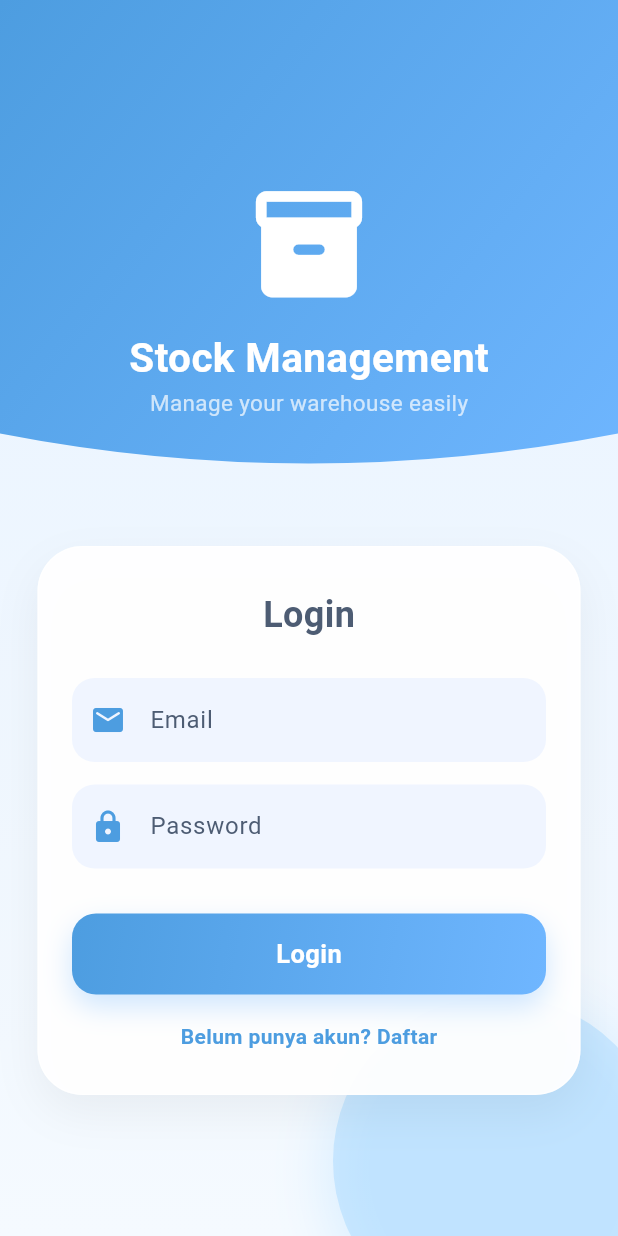
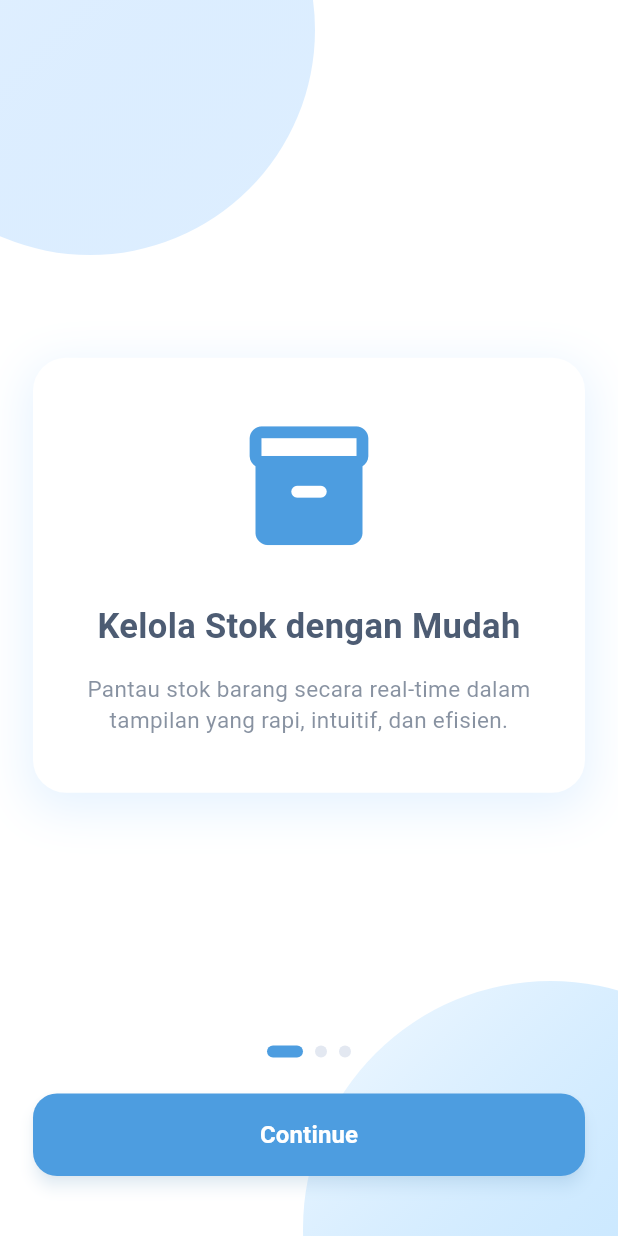
Before and after one commit to FalahRafif/Semester5_StockLab, a Flutter app: the screen it shows after launch, on a phone screen of 412 x 824 dp. Run offline on Flutter 3.47's test engine with Material 3 defaults, Android fonts, the phone set to English and light mode, and no system bars; our stand-ins replace dio, fl_chart, flutter_dotenv, shared_preferences.

Commit message:
add splash and oboarding screen

```diff
--- a/lib/main.dart
+++ b/lib/main.dart
@@ -2,6 +2,7 @@
 import 'presentation/shared/wrappers/mobile_wrapper.dart';
 import 'presentation/screens/auth/login.dart';
 import 'package:flutter_dotenv/flutter_dotenv.dart';
+import 'presentation/screens/splash/splash_screen.dart';
 
 Future<void> main() async {
   WidgetsFlutterBinding.ensureInitialized();
@@ -25,7 +26,9 @@
         useMaterial3: true,
         fontFamily: "Roboto",
       ),
-      home: const MobileWrapper(child: LoginScreen()),
+      // home: const MobileWrapper(child: LoginScreen()),
+      home: const MobileWrapper(child: SplashScreen()),
+
     );
   }
 }
--- /dev/null
+++ b/lib/presentation/screens/onboarding/onboarding_screen.dart
@@ -0,0 +1,310 @@
+import 'package:flutter/material.dart';
+import '../../shared/core/color_manager.dart';
+import '../../screens/auth/login.dart';
+import '../../screens/auth/register.dart';
+import '../../shared/wrappers/mobile_wrapper.dart';
+
+class OnboardingScreen extends StatefulWidget {
+  const OnboardingScreen({super.key});
+
+  @override
+  State<OnboardingScreen> createState() => _OnboardingScreenState();
+}
+
+class _OnboardingScreenState extends State<OnboardingScreen> {
+  final PageController _controller = PageController();
+  int index = 0;
+
+  final List<_Page> pages = [
+    _Page(
+      icon: Icons.inventory_2_rounded,
+      title: "Kelola Stok dengan Mudah",
+      desc: "Pantau stok barang secara real-time dalam tampilan yang rapi, intuitif, dan efisien.",
+    ),
+    _Page(
+      icon: Icons.analytics_rounded,
+      title: "Analitik Cerdas",
+      desc: "Dapatkan insight penting dari grafik, tren, dan laporan otomatis.",
+    ),
+    _Page(
+      icon: Icons.lock_person_rounded,
+      title: "Aman & Terproteksi",
+      desc: "Sistem keamanan yang menjaga kerahasiaan dan integritas data Anda.",
+    ),
+  ];
+
+  @override
+  Widget build(BuildContext context) {
+    return Scaffold(
+      backgroundColor: ColorManager.cardBackground,
+      body: Stack(
+        children: [
+          // ─────────────────────────────────────────────
+          // Soft gradient ornaments (atas kiri + bawah kanan)
+          // ─────────────────────────────────────────────
+          Positioned(
+            top: -130,
+            left: -90,
+            child: Container(
+              width: 300,
+              height: 300,
+              decoration: BoxDecoration(
+                shape: BoxShape.circle,
+                gradient: LinearGradient(
+                  colors: [
+                    ColorManager.bgTop,
+                    ColorManager.ornamentBlue1.withOpacity(0.45),
+                  ],
+                  begin: Alignment.topLeft,
+                  end: Alignment.bottomRight,
+                ),
+              ),
+            ),
+          ),
+          Positioned(
+            bottom: -160,
+            right: -120,
+            child: Container(
+              width: 330,
+              height: 330,
+              decoration: BoxDecoration(
+                shape: BoxShape.circle,
+                gradient: LinearGradient(
+                  colors: [
+                    ColorManager.bgBottom,
+                    ColorManager.ornamentBlue2.withOpacity(0.40),
+                  ],
+                  begin: Alignment.topLeft,
+                  end: Alignment.bottomRight,
+                ),
+              ),
+            ),
+          ),
+
+          // ─────────────────────────────────────────────
+          // MAIN CONTENT
+          // ─────────────────────────────────────────────
+          Column(
+            children: [
+              const SizedBox(height: 70),
+
+              Expanded(
+                child: PageView.builder(
+                  controller: _controller,
+                  itemCount: pages.length,
+                  physics: const BouncingScrollPhysics(),
+                  onPageChanged: (i) => setState(() => index = i),
+                  itemBuilder: (context, i) {
+                    final p = pages[i];
+                    return Padding(
+                      padding: const EdgeInsets.symmetric(horizontal: 22),
+                      child: Column(
+                        mainAxisAlignment: MainAxisAlignment.center,
+                        children: [
+                          // Elevated soft card
+                          Container(
+                            padding: const EdgeInsets.symmetric(
+                                horizontal: 24, vertical: 38),
+                            decoration: BoxDecoration(
+                              color: Colors.white,
+                              borderRadius: BorderRadius.circular(22),
+                              boxShadow: [
+                                BoxShadow(
+                                  color:
+                                  ColorManager.shadowLightBlue.withOpacity(0.35),
+                                  blurRadius: 26,
+                                  spreadRadius: 3,
+                                  offset: const Offset(0, 8),
+                                ),
+                              ],
+                            ),
+                            child: Column(
+                              children: [
+                                Icon(
+                                  p.icon,
+                                  size: 95,
+                                  color: ColorManager.primary,
+                                ),
+
+                                const SizedBox(height: 30),
+
+                                Text(
+                                  p.title,
+                                  textAlign: TextAlign.center,
+                                  style: TextStyle(
+                                    fontSize: 23,
+                                    fontWeight: FontWeight.bold,
+                                    color: ColorManager.textDark,
+                                  ),
+                                ),
+
+                                const SizedBox(height: 14),
+
+                                Text(
+                                  p.desc,
+                                  textAlign: TextAlign.center,
+                                  style: TextStyle(
+                                    fontSize: 15,
+                                    height: 1.4,
+                                    color: ColorManager.textDark.withOpacity(0.67),
+                                  ),
+                                ),
+                              ],
+                            ),
+                          ),
+                        ],
+                      ),
+                    );
+                  },
+                ),
+              ),
+
+              // ─────────────────────────────────────────────
+              // SLIDE INDICATOR
+              // ─────────────────────────────────────────────
+              Row(
+                mainAxisAlignment: MainAxisAlignment.center,
+                children: List.generate(
+                  pages.length,
+                      (i) => AnimatedContainer(
+                    duration: const Duration(milliseconds: 260),
+                    margin: const EdgeInsets.symmetric(horizontal: 4),
+                    height: 8,
+                    width: index == i ? 24 : 8,
+                    decoration: BoxDecoration(
+                      borderRadius: BorderRadius.circular(30),
+                      color:
+                      index == i ? ColorManager.primary : ColorManager.border,
+                    ),
+                  ),
+                ),
+              ),
+
+              const SizedBox(height: 24),
+
+              // ─────────────────────────────────────────────
+              // BUTTONS
+              // ─────────────────────────────────────────────
+              Padding(
+                padding: const EdgeInsets.symmetric(horizontal: 22),
+                child: Column(
+                  children: [
+                    if (index != pages.length - 1)
+                      SizedBox(
+                        width: double.infinity,
+                        child: ElevatedButton(
+                          onPressed: () => _controller.nextPage(
+                            duration: const Duration(milliseconds: 300),
+                            curve: Curves.easeOut,
+                          ),
+                          style: ElevatedButton.styleFrom(
+                            backgroundColor: ColorManager.primary,
+                            padding: const EdgeInsets.symmetric(vertical: 16),
+                            shape: RoundedRectangleBorder(
+                              borderRadius: BorderRadius.circular(16),
+                            ),
+                            elevation: 4,
+                            shadowColor:
+                            ColorManager.shadowLightBlue2.withOpacity(0.3),
+                          ),
+                          child: const Text(
+                            "Continue",
+                            style: TextStyle(
+                              color: Colors.white,
+                              fontSize: 16,
+                              fontWeight: FontWeight.w600,
+                            ),
+                          ),
+                        ),
+                      ),
+
+                    if (index == pages.length - 1) ...[
+                      // SIGN IN
+                      SizedBox(
+                        width: double.infinity,
+                        child: ElevatedButton(
+                          onPressed: () {
+                            Navigator.push(
+                              context,
+                              MaterialPageRoute(
+                                builder: (_) =>
+                                const MobileWrapper(child: LoginScreen()),
+                              ),
+                            );
+                          },
+                          style: ElevatedButton.styleFrom(
+                            backgroundColor: ColorManager.primary,
+                            padding: const EdgeInsets.symmetric(vertical: 16),
+                            shape: RoundedRectangleBorder(
+                              borderRadius: BorderRadius.circular(16),
+                            ),
+                            elevation: 4,
+                            shadowColor: ColorManager.shadowPrimary,
+                          ),
+                          child: const Text(
+                            "Sign In",
+                            style: TextStyle(
+                                color: Colors.white,
+                                fontWeight: FontWeight.w600,
+                                fontSize: 16),
+                          ),
+                        ),
+                      ),
+
+                      const SizedBox(height: 14),
+
+                      // SIGN UP
+                      SizedBox(
+                        width: double.infinity,
+                        child: OutlinedButton(
+                          onPressed: () {
+                            Navigator.push(
+                              context,
+                              MaterialPageRoute(
+                                builder: (_) =>
+                                const MobileWrapper(child: RegisterScreen()),
+                              ),
+                            );
+                          },
+                          style: OutlinedButton.styleFrom(
+                            padding: const EdgeInsets.symmetric(vertical: 16),
+                            side: BorderSide(color: ColorManager.primary),
+                            shape: RoundedRectangleBorder(
+                              borderRadius: BorderRadius.circular(16),
+                            ),
+                          ),
+                          child: Text(
+                            "Sign Up",
+                            style: TextStyle(
+                              color: ColorManager.primary,
+                              fontSize: 16,
+                              fontWeight: FontWeight.w600,
+                            ),
+                          ),
+                        ),
+                      ),
+                    ],
+                  ],
+                ),
+              ),
+
+              const SizedBox(height: 40),
+            ],
+          ),
+        ],
+      ),
+    );
+  }
+}
+
+class _Page {
+  final IconData icon;
+  final String title;
+  final String desc;
+
+  _Page({
+    required this.icon,
+    required this.title,
+    required this.desc,
+  });
+}
```
Also changed, not shown: lib/presentation/screens/splash/splash_screen.dart (added, +112 -0 lines).
